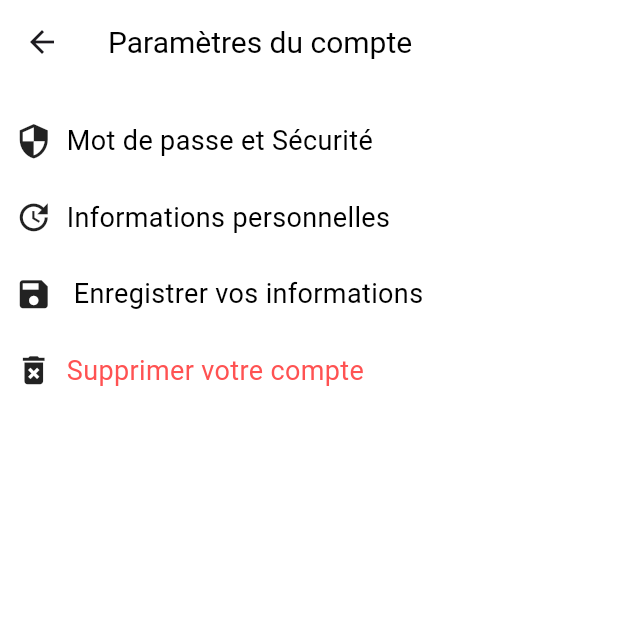
After one commit to hounsouabel/socialbox, a Flutter app: the AccountSettings screen opened directly, on a phone screen of 412 x 824 dp, the top half of it. The commit adds this screen. Run offline on Flutter 3.47's test engine with Material 3 defaults, Android fonts, the phone set to English and light mode, and no system bars; our stand-ins replace cloud_firestore, firebase_auth, firebase_core, image_picker, shared_preferences; missing offline and left inert: firebase_app_check; accounts and stored records are empty.

```diff
--- a/lib/inscription/inscription_data.dart
+++ b/lib/inscription/inscription_data.dart
@@ -24,6 +24,7 @@ class InscriptionData {
     this.firstname = '',
     this.lastname = '',
     this.pseudo='',
+
     //this.phoneNumber = '',
     //this.address = '',
   });
--- a/lib/inscription/page1.dart
+++ b/lib/inscription/page1.dart
@@ -38,7 +38,7 @@ class _Page1State extends State<Page1> {
             SizedBox(height: 20),
             Text(
               'Rejoignez Chatterbox',
-              style: TextStyle(fontSize: 30, color: Colors.black, fontWeight: FontWeight.bold),
+              style: TextStyle(fontSize: 30,  fontWeight: FontWeight.bold),
             ),
             SizedBox(height: 20),
             Center(
@@ -53,7 +53,7 @@ class _Page1State extends State<Page1> {
             SizedBox(height: 20),
             Text(
               "Créez un compte pour communiquer avec vos proches et avec les communautés qui partagent vos centres d'intérêts",
-              style: TextStyle(fontSize: 15, color: Colors.black),
+              style: TextStyle(fontSize: 15, ),
             ),
             SizedBox(height: 20),
             ElevatedButton(
@@ -73,7 +73,7 @@ class _Page1State extends State<Page1> {
               ),
               child: Text(
                 'Démarrer',
-                style: TextStyle(color: Colors.black),),
+                style: TextStyle(),),
             ),
             SizedBox(height: 10),
           ],
--- a/lib/inscription/page3.dart
+++ b/lib/inscription/page3.dart
@@ -74,13 +74,13 @@ class _Page3State extends State<Page3> {
               'Quelle est votre date de naissance ?',
               style: TextStyle(
                   fontSize: 30,
-                  color: Colors.black,
+
                   fontWeight: FontWeight.bold),
             ),
             SizedBox(height: 20),
             Text(
               'Choisissez votre date de naissance. Mettez vos proches au courant de votre date de naissance pour recevoir de petits gestes',
-              style: TextStyle(fontSize: 15, color: Colors.black),
+              style: TextStyle(fontSize: 15, ),
             ),
             SizedBox(height: 20),
             Row(
@@ -128,7 +128,7 @@ class _Page3State extends State<Page3> {
               ),
               child: Text(
                 'Suivant',
-                style: TextStyle(color: Colors.black),
+                style: TextStyle(),
               ),
             ),
             SizedBox(height: 10),
--- a/lib/inscription/page4.dart
+++ b/lib/inscription/page4.dart
@@ -58,14 +58,14 @@ class _Page4State extends State<Page4> {
                 'Quel est votre genre ?',
                 style: TextStyle(
                   fontSize: 30,
-                  color: Colors.black,
+
                   fontWeight: FontWeight.bold,
                 ),
               ),
               SizedBox(height: 20),
               Text(
                 'Cochez le sexe auquel vous appartenez.',
-                style: TextStyle(fontSize: 15, color: Colors.black),
+                style: TextStyle(fontSize: 15, ),
               ),
               SizedBox(height: 20),
               DropdownButtonFormField<String>(
--- a/lib/screens/add_post_screen.dart
+++ b/lib/screens/add_post_screen.dart
@@ -80,7 +80,7 @@ class _AddPostScreenState extends State<AddPostScreen> {
               ),
               title: const Text(
                 'Post to',
-                style: TextStyle(color: Colors.white),
+
               ),
               centerTitle: false,
               actions: [
--- a/lib/screens/home_page.dart
+++ b/lib/screens/home_page.dart
@@ -1,5 +1,6 @@
 import 'package:flutter/material.dart';
-import 'package:groupe7/screens/settings.dart';
+import 'package:groupe7/screens/add_post_screen.dart';
+import 'package:groupe7/screens/settings/settings.dart';
 
 class ChatterBox extends StatefulWidget {
   const ChatterBox({super.key});
@@ -61,6 +62,7 @@ class _ChatterBoxState extends State<ChatterBox> {
     return [
       _buildStyledIconButton(Icons.add_sharp, () {
         // Action à effectuer lors du clic sur le bouton "Ajouter"
+        Navigator.push(context, MaterialPageRoute(builder: (context)=>AddPostScreen()));
       }),
       _buildStyledIconButton(Icons.search, () {
         // Action à effectuer lors du clic sur le bouton "J'aime"
--- /dev/null
+++ b/lib/screens/settings/account.dart
@@ -0,0 +1,86 @@
+import 'package:flutter/material.dart';
+
+class AccountSettings extends StatefulWidget {
+  const AccountSettings({super.key});
+
+  @override
+  State<AccountSettings> createState() => _AccountSettingsState();
+}
+
+class _AccountSettingsState extends State<AccountSettings> {
+  @override
+  Widget build(BuildContext context) {
+    return Scaffold(
+      appBar: AppBar(
+        title: Text("Paramètres du compte"),
+      ),
+      body: Container(
+        margin: EdgeInsets.symmetric(horizontal: 10),
+        child: ListView(
+          children: [
+            const SizedBox(
+              height: 25,
+            ),
+             Row(
+              children: [
+                Icon(
+                  Icons.security,
+                  size: 25,
+                ),
+                Text(
+                  ("  Mot de passe et Sécurité"),
+                  style: TextStyle(fontSize: 18),
+                ),
+              ],
+            ),
+            const SizedBox(
+              height: 25,
+            ),
+            Row(
+              children: [
+                Icon(
+                  Icons.update,
+                  size: 25,
+                ),
+                Text(
+                  ("  Informations personnelles"),
+                  style: TextStyle(fontSize: 18),
+                ),
+              ],
+            ),
+            const SizedBox(
+              height: 25,
+            ),
+            Row(
+              children: [
+                Icon(
+                  Icons.save,
+                  size: 25,
+                ),
+                Text(
+                  ("   Enregistrer vos informations"),
+                  style: TextStyle(fontSize: 18),
+                ),
+              ],
+            ),
+            const SizedBox(
+              height: 25,
+            ),
+            Row(
+              children: [
+                Icon(
+                  Icons.delete_forever,
+                  size: 25,
+                ),
+                Text(
+                  ("  Supprimer votre compte "),
+                  style: TextStyle(fontSize: 18,color: Colors.redAccent),
+                ),
+              ],
+            ),
+          ],
+        ),
+      ),
+    );
+  }
+}
--- a/lib/screens/settings.dart
+++ b/lib/screens/settings/settings.dart
@@ -1,6 +1,7 @@
 import 'package:firebase_auth/firebase_auth.dart';
 import 'package:flutter/material.dart';
 import 'package:groupe7/home.dart';
+import 'package:groupe7/screens/settings/account.dart';
 import 'package:groupe7/services/auth_service.dart';
 
 class SettingsPage extends StatefulWidget {
@@ -122,7 +123,10 @@ class _MyHomePageState extends State<SettingsPage> {
                               size: 30,
                             ),
                             TextButton(
-                              onPressed: null,
+                              onPressed: ()
+                              {
+                                Navigator.push(context, MaterialPageRoute(builder: (context)=>const AccountSettings()));
+                              },
                               child: Text(
                                 "  Compte",
                                 style: TextStyle(fontSize: 18),
--- a/pubspec.yaml
+++ b/pubspec.yaml
@@ -39,6 +39,7 @@ dependencies:
   firebase_app_check: ^0.3.1+7
   image_picker: ^1.1.2
   flutter_email_sender: ^6.0.3
+  shared_preferences: ^2.3.5
 
 
   # The following adds the Cupertino Icons font to your application.
@@ -46,6 +47,7 @@ dependencies:
   cupertino_icons: ^1.0.8
   animated_text_kit: ^4.2.2
   lottie: ^3.3.0
+  flutter_bloc: ^9.0.0
 
 dev_dependencies:
   flutter_test:
```
Also changed, not shown: lib/inscription/page2.dart (+4 -4 lines), lib/inscription/page5.dart (+4 -4 lines), lib/inscription/page6.dart (+7 -2 lines), lib/inscription/page7.dart (+73 -47 lines), lib/main.dart (+78 -25 lines), lib/services/auth_service.dart (+33 -0 lines), pubspec.lock.
